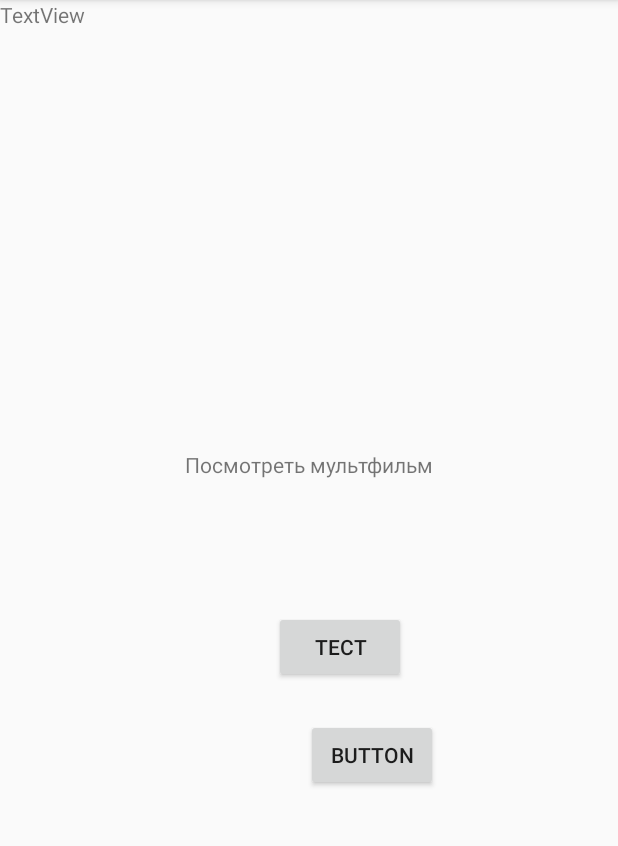
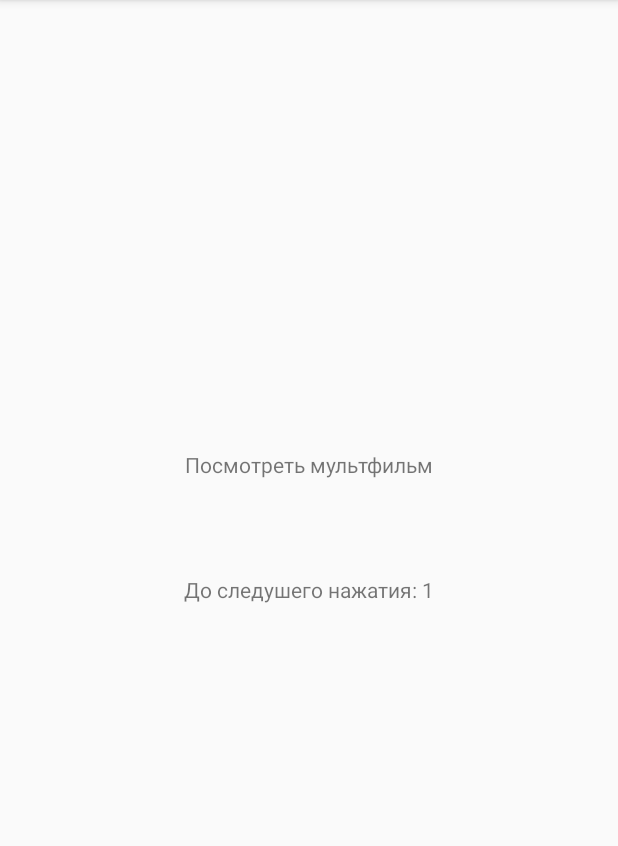
Before and after one commit to yarchike/Occupation, an Android app: the screen it shows after launch (MainActivity), after a tap on "ЖМЯКНИ МЕНЯ", on a phone screen of 412 x 824 dp, the part 84-930 px from its top. Run offline under Robolectric (Android 15) with nearby library versions, the phone set to English and light mode, and no system bars.

Commit message:
Добавил проверку даты и таймер нажатия

```diff
--- /dev/null
+++ b/app/src/main/java/com/yarchike/occupation/DateUtil.kt
@@ -0,0 +1,33 @@
+package com.yarchike.occupation
+
+import android.content.SharedPreferences
+import java.text.SimpleDateFormat
+import java.util.*
+
+object DateUtil {
+    fun writeDateToSharePrefrens(sharedPref: SharedPreferences){
+        var date = Calendar.getInstance(TimeZone.getTimeZone("UTC+0"))
+        date.add(Calendar.DAY_OF_MONTH, 1)
+        date.set(Calendar.HOUR_OF_DAY, 0)
+        date.set(Calendar.MINUTE, 0)
+        date.set(Calendar.SECOND, 0)
+        date.set(Calendar.MILLISECOND, 0)
+        val sdf = SimpleDateFormat("dd.MM.yyyy HH:mm:ss")
+        var dateString = sdf.format(date.time)
+        sharedPref.edit().putString(DATE_INPUT, dateString).apply()
+    }
+    fun nowDateAfterDate(sharedPref: SharedPreferences):Boolean{
+        try{
+        val dateString = sharedPref.getString(DATE_INPUT, "")
+        val sdf = SimpleDateFormat("dd.MM.yyyy HH:mm:ss")
+        val dateD = sdf.parse(dateString)
+        var date = Calendar.getInstance();
+        date.time = dateD
+        val nowDate = Calendar.getInstance(TimeZone.getTimeZone(" UTC+0"))
+            return !date.after(nowDate)
+        }catch (e:Exception){
+            return true
+        }
+    }
+
+}
--- a/app/src/main/java/com/yarchike/occupation/MainActivity.kt
+++ b/app/src/main/java/com/yarchike/occupation/MainActivity.kt
@@ -8,18 +8,33 @@ import android.widget.Toast
 import androidx.appcompat.app.AppCompatActivity
 import kotlinx.android.synthetic.main.activity_main.*
 import java.io.*
-import java.text.SimpleDateFormat
-import java.util.*
-import kotlin.collections.ArrayList
 
 class MainActivity : AppCompatActivity() {
+
+
     override fun onCreate(savedInstanceState: Bundle?) {
         super.onCreate(savedInstanceState)
         setContentView(R.layout.activity_main)
+        val sharedPreferences = getSharedPreferences(DATE_FILE, Context.MODE_PRIVATE)
+        var listIgnore = ArrayList<Int>()
+        if (DateUtil.nowDateAfterDate(sharedPreferences)) {
+            DateUtil.writeDateToSharePrefrens(sharedPreferences)
+            listIgnore = readAndWriteIgnore(true)
+        } else {
+            listIgnore = readAndWriteIgnore(false)
+        }
+
         val list = readBase()
-        var listIgnore = readIgnore()
+
         val h = Handler() {
-            buttonIdea.setVisibility(View.VISIBLE)
+            textTimeOut.visibility = View.VISIBLE
+
+            textTimeOut.text = "До следушего нажатия: " + it.what.toString()
+            if (it.what == 0) {
+                buttonIdea.visibility = View.VISIBLE
+                textTimeOut.visibility = View.INVISIBLE
+            }
+
             true
         }
 
@@ -33,18 +48,23 @@ class MainActivity : AppCompatActivity() {
                         randomInteger = (0..list.size - 1).shuffled().first().toInt()
                     } else {
                         listIgnore.add(randomInteger)
-                        write(listIgnore)
+                        readAndWriteIgnore(true, listIgnore)
                         textIdea.text = list[randomInteger]
                         break
                     }
                 }
             }
-            buttonIdea.setClickable(false)
-            buttonIdea.setVisibility(View.INVISIBLE)
-            //buttonIdea.setVisibility(View.VISIBLE)
+            buttonIdea.isClickable = false
+            buttonIdea.visibility = View.INVISIBLE
             Thread {
                 try {
-                    Thread.sleep(3000)
+                    h.sendEmptyMessage(3)
+                    Thread.sleep(1000)
+                    h.sendEmptyMessage(2)
+                    Thread.sleep(1000)
+                    h.sendEmptyMessage(1)
+                    Thread.sleep(1000)
+                    h.sendEmptyMessage(0)
                     buttonIdea.setClickable(true)
                     h.sendEmptyMessage(0)
                 } catch (e: InterruptedException) {
@@ -53,53 +73,15 @@ class MainActivity : AppCompatActivity() {
             }.start()
 
         }
-        btest.setOnClickListener() {
-            /*val dateFormat = "MM/dd/yyyy HH:mm:ss"
-            var sdf = SimpleDateFormat(dateFormat)
-            sdf.timeZone = TimeZone.getTimeZone("UTC")
-            var date = sdf.format(Date())*/
-            var date = Calendar.getInstance(TimeZone.getTimeZone(" UTC+0"))
-            date.add(Calendar.DAY_OF_MONTH, 1)
-            date.set(Calendar.HOUR_OF_DAY, 0)
-            date.set(Calendar.MINUTE, 0)
-            date.set(Calendar.SECOND, 0)
-            date.set(Calendar.MILLISECOND, 0)
-            val sdf = SimpleDateFormat("dd.MM.yyyy HH:mm:ss")
-            var dateString = sdf.format(date.time)
-            textIdea.text = dateString
-            getSharedPreferences(DATE_FILE, Context.MODE_PRIVATE)
-                .edit()
-                .putString(DATE_INPUT, dateString)
-                .apply()
-
-        }
-
-        button2.setOnClickListener() {
-            val dateString = getSharedPreferences(DATE_FILE, Context.MODE_PRIVATE).getString(
-                DATE_INPUT, ""
-            )
-            val sdf = SimpleDateFormat("dd.MM.yyyy HH:mm:ss")
-            val dateD = sdf.parse(dateString)
-            var date = Calendar.getInstance();
-            date.time = dateD
-            val string1 = sdf.format(date.time)
-            textView.text = dateString
-
-            val nowDate = Calendar.getInstance(TimeZone.getTimeZone(" UTC+0"))
-            val string2 = sdf.format(nowDate.time)
-            textIdea.text =  string2
-            if (date.after(nowDate)){
-                textIdea.text = "НЕ Стереть" + string1 + "---" + string2
-            }else{
-                textIdea.text ="Стереть" + string1 + "---" + string2
-            }
-        }
-
 
     }
 
 
-    private fun write(listIgnore: ArrayList<Int>) {
+    fun readAndWriteIgnore(
+        write: Boolean,
+        listIgnore: ArrayList<Int> = ArrayList<Int>()
+    ): ArrayList<Int> {
+        if (write) {
             try {
                 val file = File(cacheDir, FILE_NAME)
                 val writer = BufferedWriter(FileWriter(file))
@@ -111,16 +93,16 @@ class MainActivity : AppCompatActivity() {
                 writer.write(str)
                 writer.close()
             } catch (e: Exception) {
-            Toast.makeText(
+                /* Toast.makeText(
                      this@MainActivity,
                      "Ошибка записи в файл",
                      Toast.LENGTH_LONG
                  )
-                .show()
+                     .show()*/
             }
         }
 
-    fun readIgnore(): ArrayList<Int> {
+
         var arraylist = ArrayList<Int>()
         try {
             val file = File(cacheDir, FILE_NAME)
--- a/app/src/main/res/layout/activity_main.xml
+++ b/app/src/main/res/layout/activity_main.xml
@@ -27,31 +27,12 @@
         app:layout_constraintStart_toStartOf="parent"
         app:layout_constraintTop_toBottomOf="@+id/textIdea" />
 
-    <Button
-        android:id="@+id/btest"
+    <TextView
+        android:id="@+id/textTimeOut"
         android:layout_width="wrap_content"
         android:layout_height="wrap_content"
-        android:layout_marginTop="24dp"
-        android:text="Тест"
         app:layout_constraintEnd_toEndOf="@+id/buttonIdea"
+        app:layout_constraintStart_toStartOf="@+id/buttonIdea"
         app:layout_constraintTop_toBottomOf="@+id/buttonIdea" />
 
-    <Button
-        android:id="@+id/button2"
-        android:layout_width="wrap_content"
-        android:layout_height="wrap_content"
-        android:layout_marginTop="24dp"
-        android:layout_marginEnd="120dp"
-        android:text="Button"
-        app:layout_constraintEnd_toEndOf="parent"
-        app:layout_constraintTop_toBottomOf="@+id/btest" />
-
-    <TextView
-        android:id="@+id/textView"
-        android:layout_width="wrap_content"
-        android:layout_height="wrap_content"
-        android:text="TextView"
-        tools:layout_editor_absoluteX="169dp"
-        tools:layout_editor_absoluteY="179dp" />
-
 </androidx.constraintlayout.widget.ConstraintLayout>
```
Lines whose indentation alone changed are shown as unchanged.
